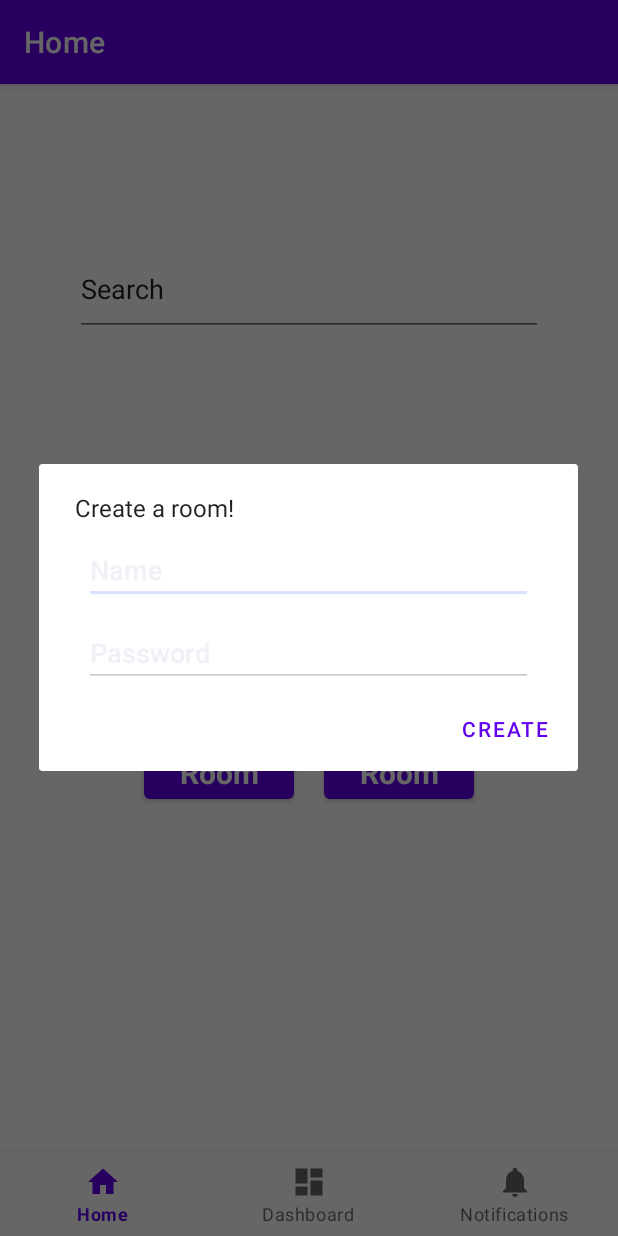
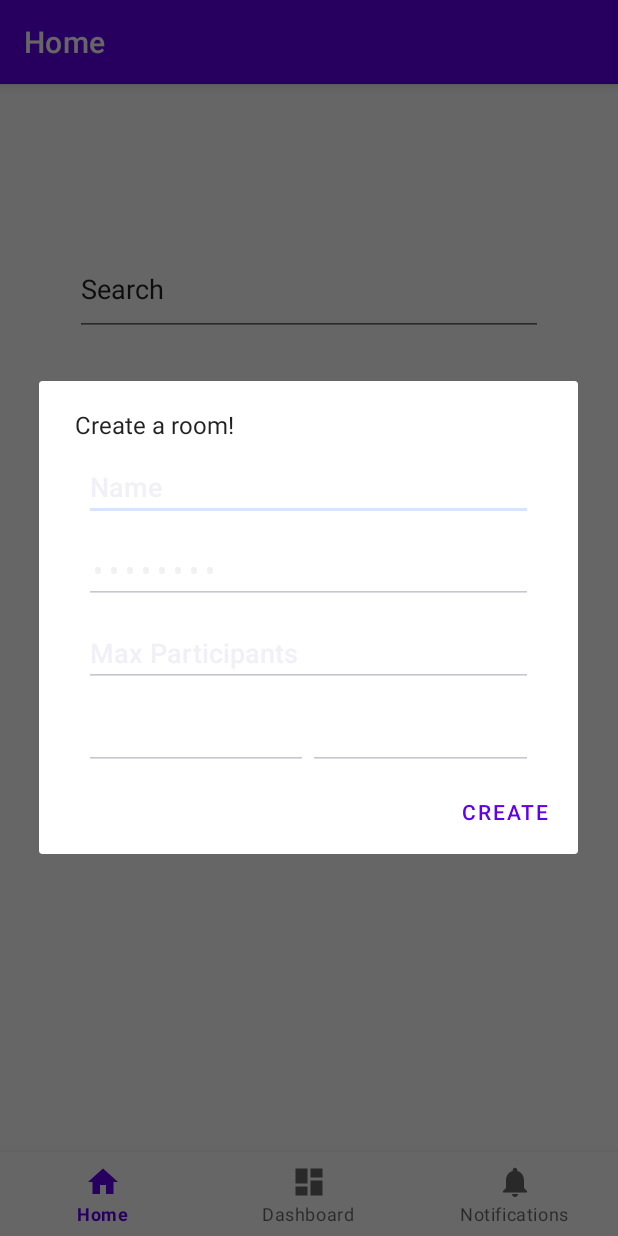
Before and after one commit to g-orl/JamParty, an Android app: the screen it shows after launch (MainActivity), after a tap on "Create Room", on a phone screen of 412 x 824 dp. Run offline under Robolectric (Android 15) with nearby library versions, the phone set to English and light mode, and no system bars; our stand-ins replace Firebase (no records; nobody signed in at launch, a user with empty details on screens opened directly), navigation-ui.

Commit message:
createFragment updated to ask name, password(+hashing), participants and duration.

```diff
--- a/app/src/main/res/layout/create_room.xml
+++ b/app/src/main/res/layout/create_room.xml
@@ -86,7 +86,6 @@
                 android:layout_width="wrap_content"
                 android:layout_height="wrap_content"
                 android:backgroundTint="#00E676"
-                android:cornerRadius="50dp"
                 android:onClick="createRoom"
                 android:text="Create new room"
                 android:textColor="#0E0D0D"
--- a/app/src/main/res/layout/fragment_create.xml
+++ b/app/src/main/res/layout/fragment_create.xml
@@ -27,9 +27,43 @@
             android:id="@+id/inputPassword"
             android:layout_width="match_parent"
             android:layout_height="wrap_content"
+            android:layout_marginBottom="10dp"
             android:ems="10"
-            android:inputType="text"
+            android:inputType="numberPassword"
             android:text="Password" />
+
+        <EditText
+            android:id="@+id/inputMaxParticipants"
+            android:layout_width="match_parent"
+            android:layout_height="wrap_content"
+            android:layout_marginBottom="10dp"
+            android:ems="10"
+            android:inputType="number"
+            android:text="Max Participants" />
+
+        <LinearLayout
+            android:layout_width="match_parent"
+            android:layout_height="wrap_content"
+            android:orientation="horizontal">
+
+            <EditText
+                android:id="@+id/inputHours"
+                android:layout_width="0dp"
+                android:layout_height="wrap_content"
+                android:layout_weight="1"
+                android:inputType="number"
+                android:hint="Hours"/>
+
+            <EditText
+                android:id="@+id/inputMinutes"
+                android:layout_width="0dp"
+                android:layout_height="wrap_content"
+                android:layout_weight="1"
+                android:inputType="number"
+                android:hint="Minutes"/>
+        </LinearLayout>
+
+
 
     </LinearLayout>
 
```
Also changed, not shown: app/src/main/java/fr/eurecom/jamparty/ui/fragments/CreateFragment.java (+33 -2 lines).
